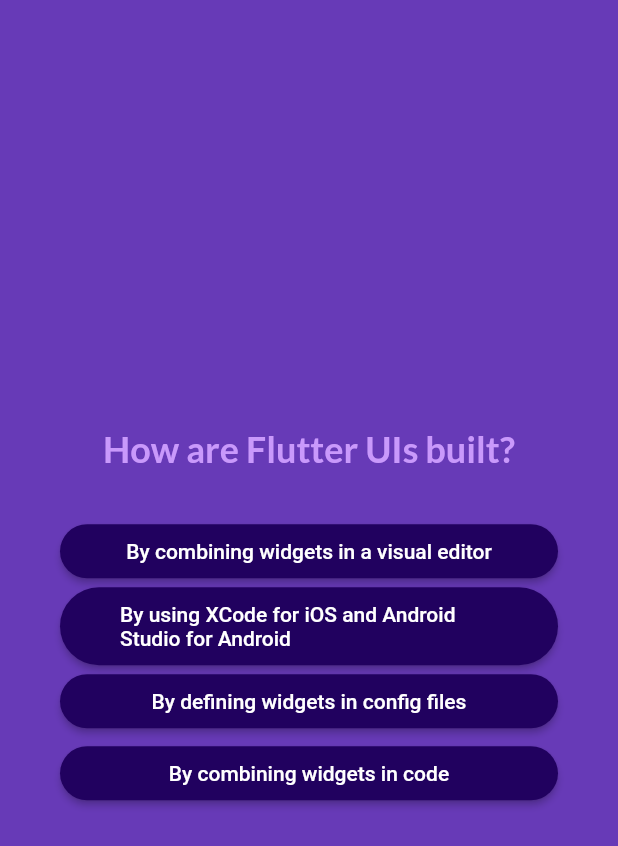
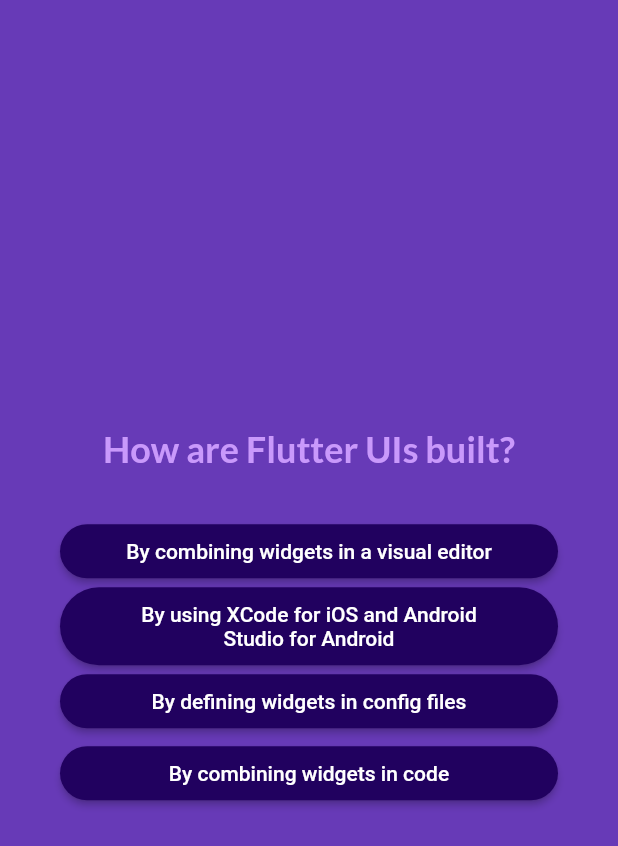
Before and after one commit to anku255/flutter-quiz-app, a Flutter app: the screen it shows after launch, after a tap on "Start Quiz", after a tap on "Components", on a phone screen of 412 x 824 dp. Shown: the top 846 px of the screen. Run offline on Flutter 3.47's test engine with Material 2 defaults, Android fonts, the phone set to English and light mode, and no system bars; our stand-ins replace google_fonts.

Commit message:
⚡ Add results screen

```diff
--- a/lib/answer_button.dart
+++ b/lib/answer_button.dart
@@ -22,7 +22,10 @@ class AnswerButton extends StatelessWidget {
           borderRadius: BorderRadius.circular(40),
         ),
       ),
-      child: Text(answerText),
+      child: Text(
+        answerText,
+        textAlign: TextAlign.center,
+      ),
     );
   }
 }
--- a/lib/questions_screen.dart
+++ b/lib/questions_screen.dart
@@ -4,7 +4,9 @@ import 'package:quiz_app/answer_button.dart';
 import 'package:quiz_app/data/questions.dart';
 
 class QuestionsScreen extends StatefulWidget {
-  const QuestionsScreen({super.key});
+  const QuestionsScreen({super.key, required this.onSelectAnswer});
+
+  final void Function(String answer) onSelectAnswer;
 
   @override
   State<StatefulWidget> createState() {
@@ -15,7 +17,8 @@ class QuestionsScreen extends StatefulWidget {
 class _QuestionsScreenState extends State<QuestionsScreen> {
   var currentQuestionIndex = 0;
 
-  void answerQuestion() {
+  void answerQuestion(String answer) {
+    widget.onSelectAnswer(answer);
     setState(() {
       currentQuestionIndex++;
     });
@@ -25,11 +28,13 @@ class _QuestionsScreenState extends State<QuestionsScreen> {
   Widget build(BuildContext context) {
     var currentQuestion = questions[currentQuestionIndex];
 
-    return Center(
+    return SizedBox(
+      width: double.infinity,
+      height: double.infinity,
       child: Container(
-        padding: const EdgeInsets.all(40),
+        margin: const EdgeInsets.all(40),
         child: Column(
-          mainAxisSize: MainAxisSize.min,
+          mainAxisAlignment: MainAxisAlignment.center,
           crossAxisAlignment: CrossAxisAlignment.stretch,
           children: [
             Text(
@@ -41,11 +46,14 @@ class _QuestionsScreenState extends State<QuestionsScreen> {
               ),
               textAlign: TextAlign.center,
             ),
-            const SizedBox(
-              height: 30,
-            ),
+            const SizedBox(height: 30),
             ...currentQuestion.getShuffledAnswers().map((answer) {
-              return AnswerButton(answerText: answer, onTap: answerQuestion);
+              return AnswerButton(
+                answerText: answer,
+                onTap: () {
+                  answerQuestion(answer);
+                },
+              );
             })
           ],
         ),
--- a/lib/quiz.dart
+++ b/lib/quiz.dart
@@ -1,5 +1,7 @@
 import 'package:flutter/material.dart';
+import 'package:quiz_app/data/questions.dart';
 import 'package:quiz_app/questions_screen.dart';
+import 'package:quiz_app/result_screen.dart';
 import 'package:quiz_app/start_screen.dart';
 
 class Quiz extends StatefulWidget {
@@ -11,14 +13,32 @@ class Quiz extends StatefulWidget {
   }
 }
 
-enum Screens { startScreen, questionsScreen }
+enum Screens { startScreen, questionsScreen, resultScreen }
 
 class _QuizState extends State<Quiz> {
   Screens activeScreen = Screens.startScreen;
+  List<String> selectedAnswers = [];
 
   void switchScreen() {
     setState(() {
       activeScreen = Screens.questionsScreen;
+    });
+  }
+
+  void chooseAnswer(String answer) {
+    selectedAnswers.add(answer);
+
+    if (selectedAnswers.length == questions.length) {
+      setState(() {
+        activeScreen = Screens.resultScreen;
+      });
+    }
+  }
+
+  void resetAnswers() {
+    setState(() {
+      selectedAnswers = [];
+      activeScreen = Screens.startScreen;
     });
   }
 
@@ -30,7 +50,14 @@ class _QuizState extends State<Quiz> {
           decoration: const BoxDecoration(color: Colors.deepPurple),
           child: activeScreen == Screens.startScreen
               ? StartScreen(startQuiz: switchScreen)
-              : const QuestionsScreen(),
+              : activeScreen == Screens.questionsScreen
+                  ? QuestionsScreen(
+                      onSelectAnswer: chooseAnswer,
+                    )
+                  : ResultScreen(
+                      chosenAnswers: selectedAnswers,
+                      onRestart: resetAnswers,
+                    ),
         ),
       ),
     );
```
Also changed, not shown: lib/questions_summary/question_identifier.dart (added, +32 -0 lines), lib/questions_summary/questions_summary.dart (added, +21 -0 lines), lib/questions_summary/summary_item.dart (added, +57 -0 lines), lib/result_screen.dart (added, +71 -0 lines).
